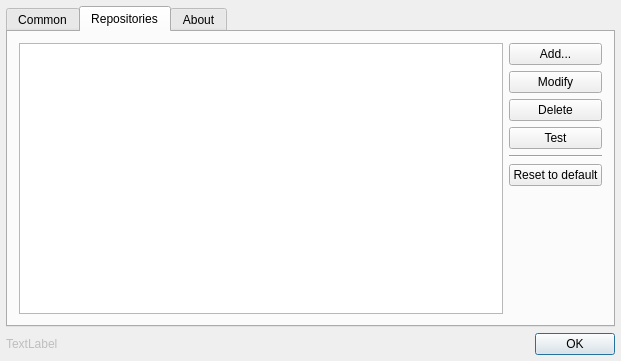
Above: ui/SettingsForm.ui from Alex2772/hackers-mc-launcher before the change. Below: the same form after it.
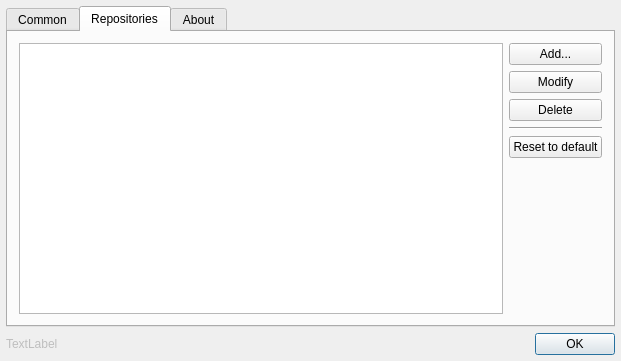
That is the form after the change. The open tabs and pages were chosen to show the change. Icons and pictures are not drawn. Custom widgets are drawn as their Qt base class.

Commit message: Repository add/remove/modify/save/load

The edit to the form file:
```diff
--- a/ui/SettingsForm.ui
+++ b/ui/SettingsForm.ui
@@ -207,13 +207,6 @@
            </property>
           </widget>
          </item>
-         <item>
-          <widget class="QPushButton" name="repositoryTest">
-           <property name="text">
-            <string>Test</string>
-           </property>
-          </widget>
-         </item>
          <item>
           <widget class="Line" name="line">
            <property name="orientation">
```
Left out of the diff: 2 changed lines with no effect on the pictures. The commit also changes 12 other files.
